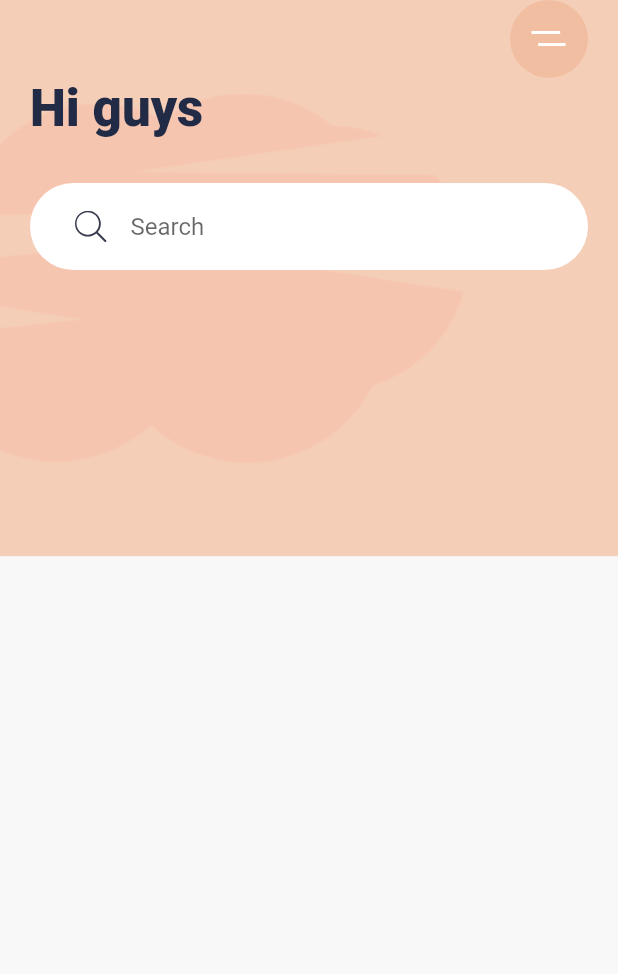
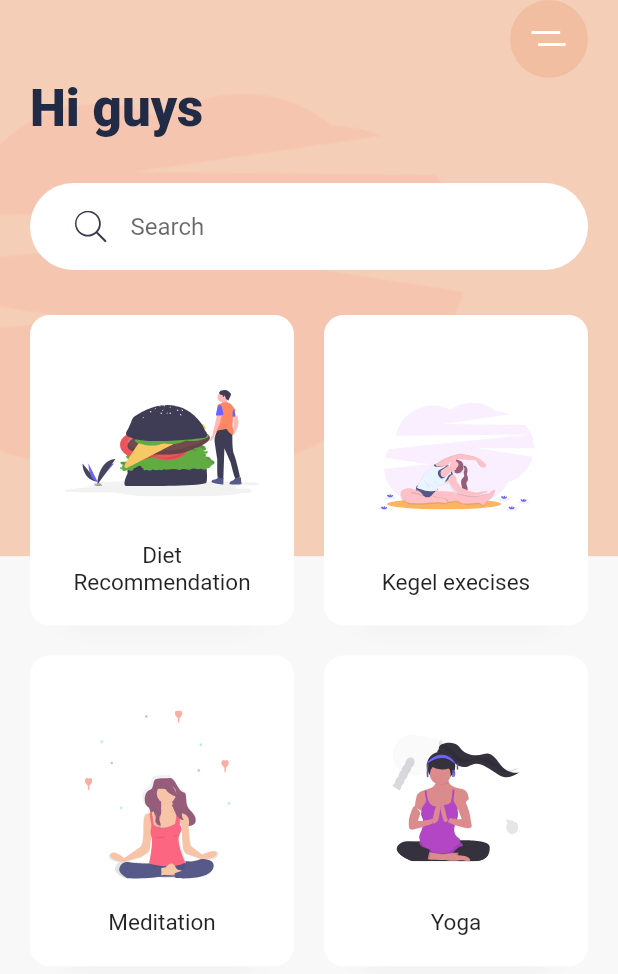
Before and after one commit to hoursing/workout-exercises-app, a Flutter app: the screen it shows after launch, on a phone screen of 412 x 824 dp. Shown: the top 974 px of the screen. Run offline on Flutter 3.47's test engine with Material 2 defaults, Android fonts, the light colour scheme and no system bars; our stand-ins replace flutter_svg.

Commit message:
Add menu

```diff
--- a/lib/main.dart
+++ b/lib/main.dart
@@ -82,7 +82,33 @@ class HomeScreen extends StatelessWidget {
                         border: InputBorder.none
                       ),
                     ),
-                  )
+                  ),
+                  Expanded(
+                    child: GridView.count(
+                      crossAxisCount: 2,
+                      childAspectRatio: .85,
+                      crossAxisSpacing: 20,
+                      mainAxisSpacing: 20,
+                      children: <Widget>[
+                        ProductCatgory(
+                          title: "Diet Recommendation",
+                          svgSrc: "assets/icons/Hamburger.svg"
+                        ),
+                        ProductCatgory(
+                          title: "Kegel execises",
+                          svgSrc: "assets/icons/Excrecises.svg"
+                        ),
+                        ProductCatgory(
+                          title: "Meditation",
+                          svgSrc: "assets/icons/Meditation.svg"
+                        ),
+                        ProductCatgory(
+                          title: "Yoga",
+                          svgSrc: "assets/icons/yoga.svg"
+                        )
+                      ]
+                    ),
+                  ),
                 ],
               ),
             ),
@@ -92,3 +118,42 @@ class HomeScreen extends StatelessWidget {
     );
   }
 }
+
+class ProductCatgory extends StatelessWidget {
+  final String svgSrc;
+  final String title;
+
+  const ProductCatgory({
+    Key? key,
+    required this.svgSrc, required this.title,
+  }) : super(key: key);
+
+  @override
+  Widget build(BuildContext context) {
+    return Container(
+      padding: EdgeInsets.all(20),
+      decoration: BoxDecoration(
+        color: Colors.white,
+        borderRadius: BorderRadius.circular(13),
+        boxShadow: [
+          BoxShadow(
+            offset: Offset(0,17),
+            blurRadius: 17,
+            spreadRadius: -23,
+            color: vShadowColor
+          )
+        ]
+      ),
+      child: Column(
+        children: <Widget>[
+          const Spacer(),
+          SvgPicture.asset(svgSrc),
+          Spacer(),
+          Text(title,
+          textAlign: TextAlign.center,
+          style: Theme.of(context).textTheme.subtitle1!.copyWith(fontSize: 15),)
+        ],
+      ),
+                      );
+  }
+}
```
